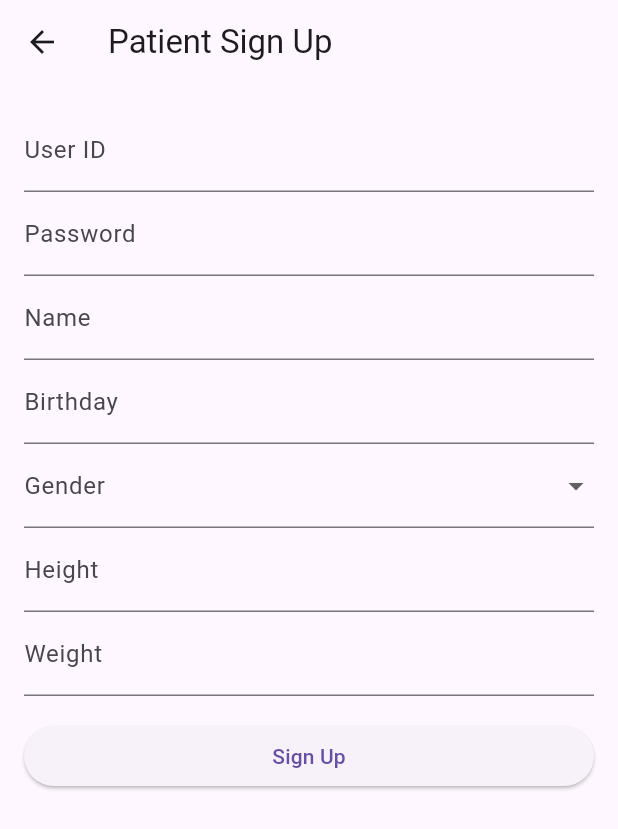
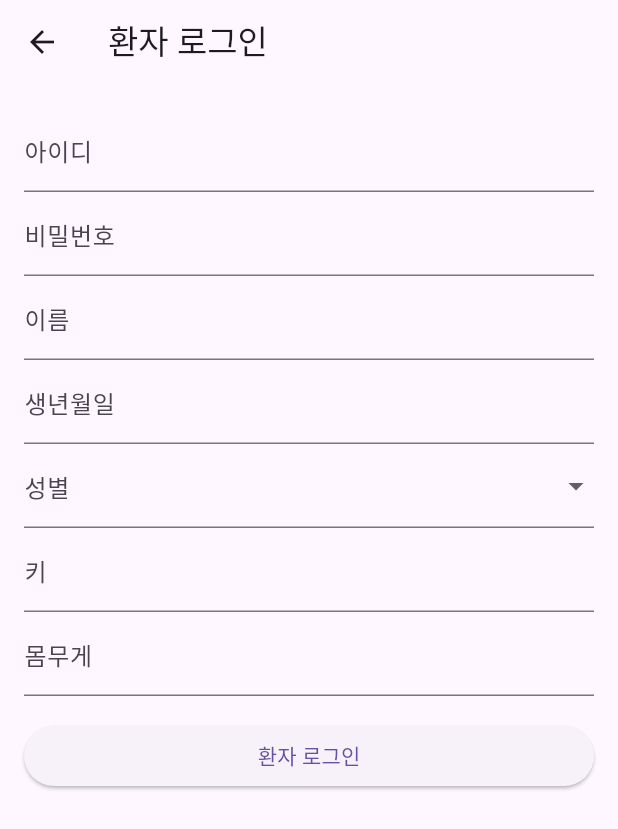
Before and after one commit to junghyunsoo24/flutter_blockchain_medical_web_app, a Flutter app: the PatientSignupScreen screen opened directly, on a phone screen of 412 x 824 dp. Shown: the top 829 px of the screen. Run offline on Flutter 3.47's test engine with Material 3 defaults, Android fonts, the phone set to English and light mode, and no system bars; our stand-ins replace carousel_slider, cloud_firestore, drift, expandable_text, firebase_core, firebase_messaging and 7 more; accounts and stored records are empty; generated files the repository leaves out were written again.

Commit message:
feat: 환자 회원 가입시 디비 추가전 서버 확인 추가 및 포트번호 변경

```diff
--- a/lib/data.dart
+++ b/lib/data.dart
@@ -9,7 +9,7 @@ const emulatorIp = '10.0.2.2:3000';
 // const realPhoneIp = '192.168.248.103:3000';
 
 const realPhoneIp = '192.168.18.103:3000';
-const webIp = 'localhost:5000';
+const webIp = 'localhost:8080';
 //const realPhoneIp = '192.168.0.9:3000';
 String getIp() {
   if (Platform.isAndroid) {
--- a/lib/login/view/patient_signup_screen.dart
+++ b/lib/login/view/patient_signup_screen.dart
@@ -1,9 +1,11 @@
+import 'dart:convert';
+
 import 'package:drift/drift.dart';
 import 'package:flutter/material.dart';
 import 'package:get_it/get_it.dart';
 import 'package:portfolio_flutter_blockchain_medical_web_app/database/drift_database.dart';
-
 import '../../main.dart';
+import 'package:http/http.dart' as http;
 
 class PatientSignupScreen extends StatefulWidget {
   const PatientSignupScreen({Key? key}) : super(key: key);
@@ -18,11 +20,32 @@ class _PatientSignupScreenState extends State<PatientSignupScreen> {
   int? _gender;
   double? _height, _weight;
 
+  Future<bool> submitPatientInfo() async {
+    final url = Uri.parse('http://localhost:8080/api/v1/patient/sign-up');
+    final response = await http.post(
+      url,
+      headers: {'Content-Type': 'application/json'},
+      body: jsonEncode({
+        'id': _userId,
+        'pw': _password,
+        'role': "patient"
+      }),
+    );
+
+    if (response.statusCode == 200) {
+      print('환자 로그인 성공!');
+      return true;
+    } else {
+      print('환자 로그인 실패..');
+      return false;
+    }
+  }
+
   @override
   Widget build(BuildContext context) {
     return Scaffold(
       appBar: AppBar(
-        title: const Text('Patient Sign Up'),
+        title: const Text('환자 로그인'),
       ),
       body: Padding(
         padding: const EdgeInsets.all(16.0),
@@ -31,10 +54,10 @@ class _PatientSignupScreenState extends State<PatientSignupScreen> {
           child: ListView(
             children: [
               TextFormField(
-                decoration: const InputDecoration(labelText: 'User ID'),
+                decoration: const InputDecoration(labelText: '아이디'),
                 validator: (value) {
                   if (value == null || value.isEmpty) {
-                    return 'Please enter your user ID';
+                    return '아이디를 입력하세요!';
                   }
                   return null;
                 },
@@ -42,37 +65,37 @@ class _PatientSignupScreenState extends State<PatientSignupScreen> {
               ),
               TextFormField(
                 obscureText: true,
-                decoration: const InputDecoration(labelText: 'Password'),
+                decoration: const InputDecoration(labelText: '비밀번호'),
                 validator: (value) {
                   if (value == null || value.isEmpty) {
-                    return 'Please enter your password';
+                    return '비밀번호를 입력하세요!';
                   }
                   return null;
                 },
                 onSaved: (value) => _password = value,
               ),
               TextFormField(
-                decoration: const InputDecoration(labelText: 'Name'),
+                decoration: const InputDecoration(labelText: '이름'),
                 validator: (value) {
                   if (value == null || value.isEmpty) {
-                    return 'Please enter your name';
+                    return '이름을 입력하세요!';
                   }
                   return null;
                 },
                 onSaved: (value) => _name = value,
               ),
               TextFormField(
-                decoration: const InputDecoration(labelText: 'Birthday'),
+                decoration: const InputDecoration(labelText: '생년월일'),
                 validator: (value) {
                   if (value == null || value.isEmpty) {
-                    return 'Please enter your birthday';
+                    return '생년월일을 입력하세요!';
                   }
                   return null;
                 },
                 onSaved: (value) => _birthday = value,
               ),
               DropdownButtonFormField<int>(
-                decoration: const InputDecoration(labelText: 'Gender'),
+                decoration: const InputDecoration(labelText: '성별'),
                 value: _gender,
                 onChanged: (value) {
                   setState(() {
@@ -82,37 +105,37 @@ class _PatientSignupScreenState extends State<PatientSignupScreen> {
                 items: const [
                   DropdownMenuItem(
                     value: 0,
-                    child: Text('Male'),
+                    child: Text('남'),
                   ),
                   DropdownMenuItem(
                     value: 1,
-                    child: Text('Female'),
+                    child: Text('여'),
                   ),
                 ],
                 validator: (value) {
                   if (value == null) {
-                    return 'Please select your gender';
+                    return '성별을 입력하세요!';
                   }
                   return null;
                 },
               ),
               TextFormField(
-                decoration: const InputDecoration(labelText: 'Height'),
+                decoration: const InputDecoration(labelText: '키'),
                 keyboardType: TextInputType.number,
                 validator: (value) {
                   if (value == null || value.isEmpty) {
-                    return 'Please enter your height';
+                    return '키를 입력하세요!';
                   }
                   return null;
                 },
                 onSaved: (value) => _height = double.tryParse(value!),
               ),
               TextFormField(
-                decoration: const InputDecoration(labelText: 'Weight'),
+                decoration: const InputDecoration(labelText: '몸무게'),
                 keyboardType: TextInputType.number,
                 validator: (value) {
                   if (value == null || value.isEmpty) {
-                    return 'Please enter your weight';
+                    return '몸무게를 입력하세요!';
                   }
                   return null;
                 },
@@ -138,7 +161,7 @@ class _PatientSignupScreenState extends State<PatientSignupScreen> {
                     Navigator.pop(context);
                   }
                 },
-                child: const Text('Sign Up'),
+                child: const Text('환자 로그인'),
               ),
             ],
           ),
```
Also changed, not shown: lib/login/view/doctor_signup_screen.dart (+5 -4 lines).
